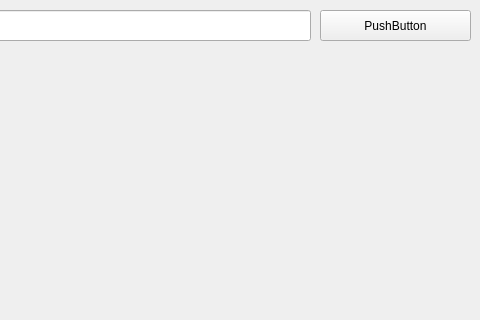
The window that ui_files/main_window.ui (ANDREYKAUS/maps_api) describes before a commit, drawn with Qt 5; both pictures show x 320 to 800 and y 0 to 320 of the 800 by 600 pixel window.
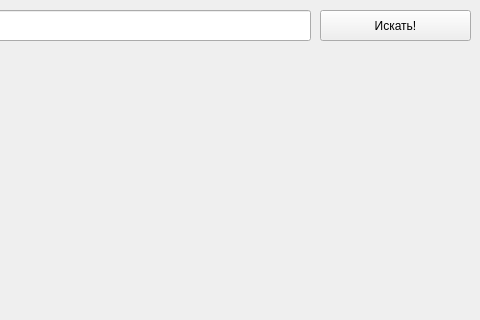
The same window after the commit.

Commit message: Главный файл программы

Patch:
```diff
--- a/ui_files/main_window.ui
+++ b/ui_files/main_window.ui
@@ -34,7 +34,7 @@
      </rect>
     </property>
     <property name="text">
-     <string>PushButton</string>
+     <string>Искать!</string>
     </property>
    </widget>
    <widget class="QLabel" name="image_label">
```
Left out of the diff: 2 changed lines with no effect on the pictures. The commit also changes 1 other file.
